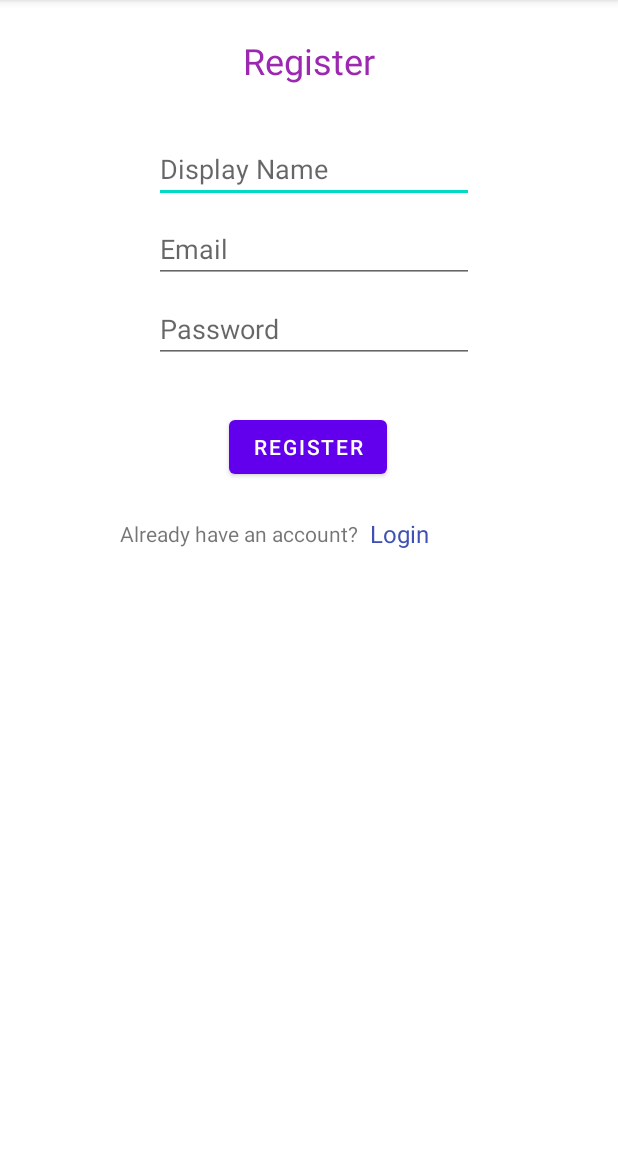
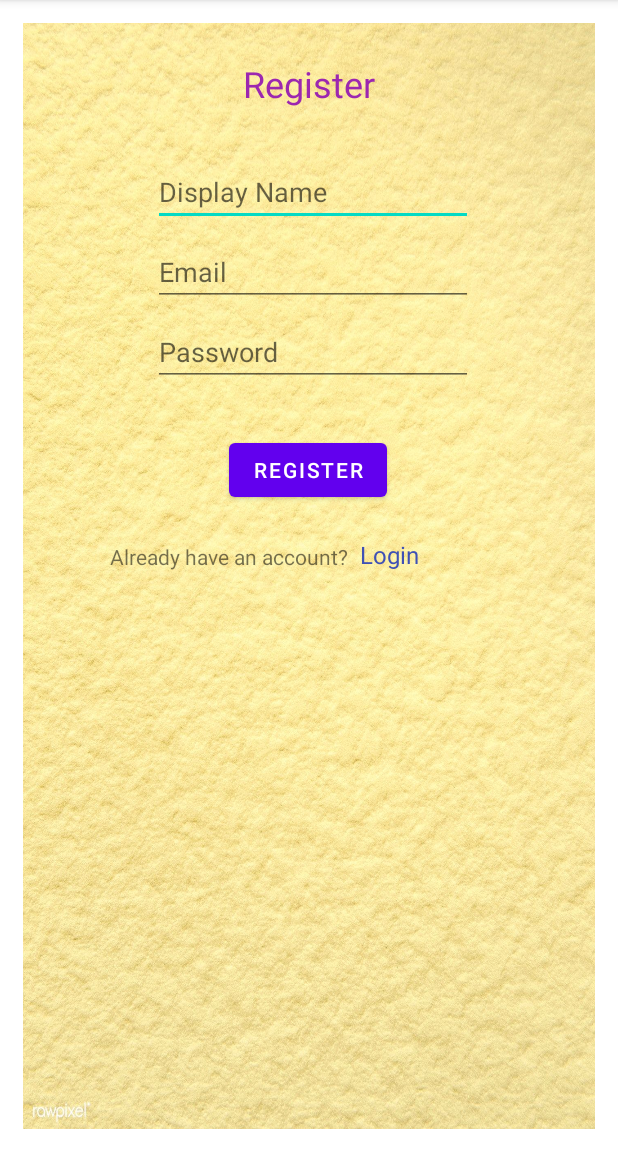
Before and after one commit to avantidorle/CS5520_FinalProject_Team26, an Android app: the RegisterUserActivity screen opened directly, with no data from a screen before it, on a phone screen of 412 x 824 dp, the part 84-1236 px from its top. Run offline under Robolectric (Android 15) with nearby library versions, the phone set to English and light mode, and no system bars; our stand-ins replace Firebase (no records; nobody signed in at launch, a user with empty details on screens opened directly).

Commit message:
UI updates to login, register and landing page

```diff
--- a/app/src/main/java/edu/neu/madcourse/cs5520_finalproject_team26/AddQuestion.java
+++ b/app/src/main/java/edu/neu/madcourse/cs5520_finalproject_team26/AddQuestion.java
@@ -2,10 +2,12 @@ package edu.neu.madcourse.cs5520_finalproject_team26;
 
 import android.app.Dialog;
 import android.os.Bundle;
+import android.util.Log;
 import android.view.View;
 import android.widget.Button;
 import android.widget.EditText;
 import android.widget.Spinner;
+import android.widget.Toast;
 
 import androidx.annotation.NonNull;
 import androidx.appcompat.app.AppCompatActivity;
--- a/app/src/main/res/layout/activity_register_user.xml
+++ b/app/src/main/res/layout/activity_register_user.xml
@@ -1,9 +1,17 @@
 <?xml version="1.0" encoding="utf-8"?>
-<androidx.constraintlayout.widget.ConstraintLayout xmlns:android="http://schemas.android.com/apk/res/android"
+
+<ScrollView  xmlns:android="http://schemas.android.com/apk/res/android"
     xmlns:app="http://schemas.android.com/apk/res-auto"
     xmlns:tools="http://schemas.android.com/tools"
     android:layout_width="match_parent"
     android:layout_height="match_parent"
+    android:layout_margin="15dp"
+    android:paddingBottom="20dp"
+    android:fillViewport="true"
+    android:background="@drawable/background2">
+    <androidx.constraintlayout.widget.ConstraintLayout
+        android:layout_width="match_parent"
+        android:layout_height="wrap_content"
         tools:context=".RegisterUserActivity">
 
         <EditText
@@ -100,3 +108,4 @@
             app:layout_constraintStart_toStartOf="parent"
             app:layout_constraintTop_toBottomOf="@+id/registerSubmitId" />
     </androidx.constraintlayout.widget.ConstraintLayout>
+</ScrollView>
```
Also changed, not shown: app/src/main/res/layout/activity_login.xml (+10 -1 lines), app/src/main/res/layout/activity_main.xml (+25 -3 lines). Lines whose indentation alone changed are shown as unchanged.
